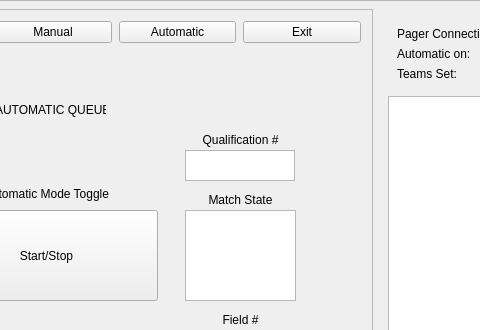
BotPager/pc-software, file App/PCUI.ui: the form before one commit; both pictures show x 300 to 780 and y 0 to 330 of the 950 by 461 pixel window.
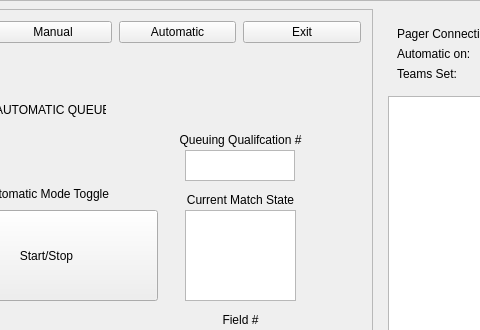
The form after the commit.

What changed in the file:
```diff
--- a/App/PCUI.ui
+++ b/App/PCUI.ui
@@ -1002,7 +1002,7 @@
               </rect>
              </property>
              <property name="text">
-              <string>Match State</string>
+              <string>Current Match State</string>
              </property>
              <property name="alignment">
               <set>Qt::AlignmentFlag::AlignCenter</set>
@@ -1079,14 +1079,14 @@
             <widget class="QLabel" name="Title_9">
              <property name="geometry">
               <rect>
-               <x>440</x>
+               <x>430</x>
                <y>80</y>
-               <width>111</width>
+               <width>131</width>
                <height>20</height>
               </rect>
              </property>
              <property name="text">
-              <string>Qualification #</string>
+              <string>Queuing Qualifcation #</string>
              </property>
              <property name="alignment">
               <set>Qt::AlignmentFlag::AlignCenter</set>
```
Left out of the diff: 5 changed lines with no effect on the pictures.
